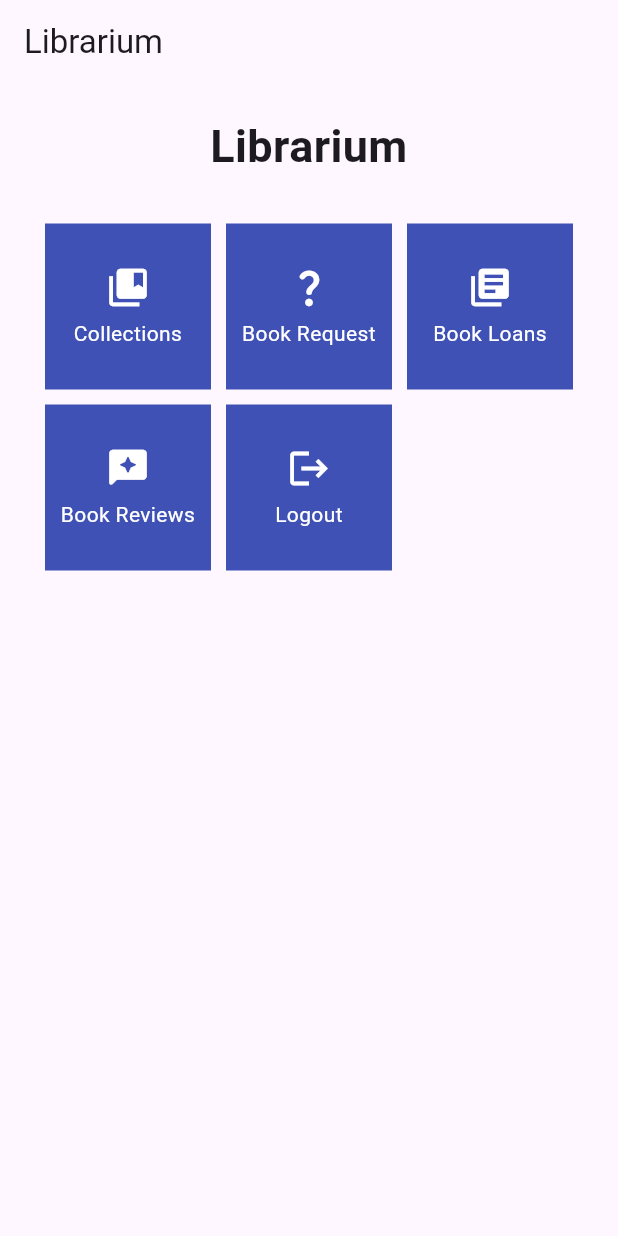
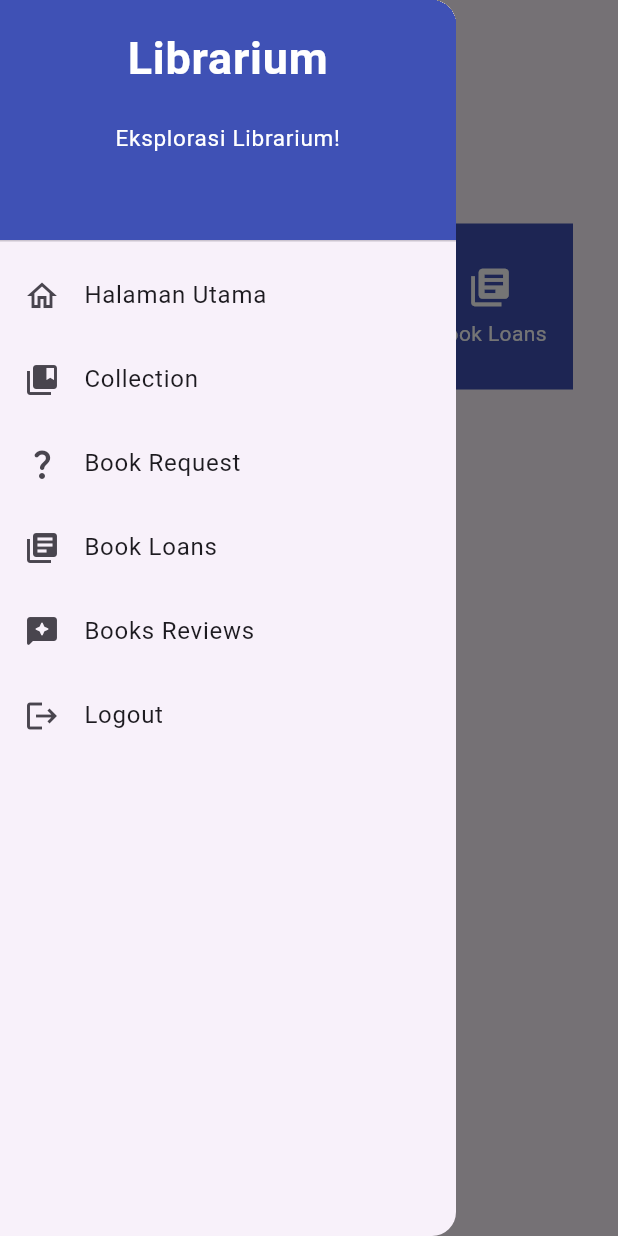
Before and after one commit to ConeGroup/librarium-mob, a Flutter app: the screen it shows after launch, with the side drawer open (before the commit the screen has no drawer), on a phone screen of 412 x 824 dp. Run offline on Flutter 3.47's test engine with Material 3 defaults, Android fonts, the phone set to English and light mode, and no system bars.

Commit message:
add left_drawer

```diff
--- a/lib/models/review_model.dart
+++ /dev/null
@@ -1 +0,0 @@
-e
--- a/lib/pages/menu.dart
+++ b/lib/pages/menu.dart
@@ -1,5 +1,6 @@
 import 'package:flutter/material.dart';
 import 'package:librarium_mob/pages/review_form.dart';
+import 'package:librarium_mob/widgets/left_drawer.dart';
 
 class MyHomePage extends StatelessWidget {
   MyHomePage({Key? key}) : super(key: key);
@@ -20,6 +21,7 @@ class MyHomePage extends StatelessWidget {
           'Librarium',
         ),
       ),
+      drawer: const LeftDrawer(),
       body: SingleChildScrollView(
         // Widget wrapper yang dapat discroll
         child: Padding(
@@ -89,23 +91,26 @@ class LibrariumCard extends StatelessWidget {
           // TODO: Navigate ke route yang sesuai (tergantung jenis tombol)
           // isi sesuai modul yang dikerjakan masing-masing
           if (item.name == "Collections") {
-            Navigator.push(context,
-            MaterialPageRoute(builder: (context) => const ReviewFormPage()));
+            Navigator.push(
+                context,
+                MaterialPageRoute(
+                    builder: (context) => const ReviewFormPage()));
           } else if (item.name == "Book Request") {
-            Navigator.push(context,
-            MaterialPageRoute(builder: (context) => const ReviewFormPage()));
-
+            Navigator.push(
+                context,
+                MaterialPageRoute(
+                    builder: (context) => const ReviewFormPage()));
           } else if (item.name == "Book Loans") {
-            Navigator.push(context,
-            MaterialPageRoute(builder: (context) => const ReviewFormPage()));
-
+            Navigator.push(
+                context,
+                MaterialPageRoute(
+                    builder: (context) => const ReviewFormPage()));
           } else if (item.name == "Book Reviews") {
-            Navigator.push(context,
-            MaterialPageRoute(builder: (context) => const ReviewFormPage()));
-          } else if (item.name == "Logout") {
-
-          }
-
+            Navigator.push(
+                context,
+                MaterialPageRoute(
+                    builder: (context) => const ReviewFormPage()));
+          } else if (item.name == "Logout") {}
         },
         child: Container(
           // Container untuk menyimpan Icon dan Text
--- /dev/null
+++ b/lib/widgets/left_drawer.dart
@@ -0,0 +1,95 @@
+import 'package:flutter/material.dart';
+import 'package:librarium_mob/pages/menu.dart';
+
+class LeftDrawer extends StatelessWidget {
+  const LeftDrawer({super.key});
+
+  @override
+  Widget build(BuildContext context) {
+    return Drawer(
+      child: ListView(
+        children: [
+          const DrawerHeader(
+            // Bagian drawer header
+            decoration: BoxDecoration(
+              color: Colors.indigo,
+            ),
+            child: Column(
+              children: [
+                Text(
+                  'Librarium',
+                  textAlign: TextAlign.center,
+                  style: TextStyle(
+                    fontSize: 30,
+                    fontWeight: FontWeight.bold,
+                    color: Colors.white,
+                  ),
+                ),
+                Padding(padding: EdgeInsets.all(10)),
+                Text(
+                  "Eksplorasi Librarium!",
+                  // Tambahkan gaya teks dengan center alignment, font ukuran 15, warna putih, dan weight biasa
+                  textAlign: TextAlign.center,
+                  style: TextStyle(
+                    fontSize: 15,
+                    color: Colors.white,
+                    fontWeight: FontWeight.normal,
+                  ),
+                ),
+              ],
+            ),
+          ),
+          // Bagian routing
+          ListTile(
+            leading: const Icon(Icons.home_outlined),
+            title: const Text('Halaman Utama'),
+            // Bagian redirection ke MyHomePage
+            onTap: () {
+              Navigator.pushReplacement(
+                  context,
+                  MaterialPageRoute(
+                    builder: (context) => MyHomePage(),
+                  ));
+            },
+          ),
+          // New menu items for Collection, Books Reviews, Book Loans, and Book Request
+          ListTile(
+            leading: const Icon(Icons.collections_bookmark),
+            title: const Text('Collection'),
+            onTap: () {
+              // Handle redirection to the Collection page
+            },
+          ),
+          ListTile(
+            leading: const Icon(Icons.question_mark_rounded),
+            title: const Text('Book Request'),
+            onTap: () {
+              // Handle redirection to the Book Request page
+            },
+          ),
+          ListTile(
+            leading: const Icon(Icons.library_books),
+            title: const Text('Book Loans'),
+            onTap: () {
+              // Handle redirection to the Book Loans page
+            },
+          ),
+          ListTile(
+            leading: const Icon(Icons.reviews_rounded),
+            title: const Text('Books Reviews'),
+            onTap: () {
+              // Handle redirection to the Books Reviews page
+            },
+          ),
+          ListTile(
+            leading: const Icon(Icons.logout),
+            title: const Text('Logout'),
+            onTap: () {
+              // Handle redirection to the Books Reviews page
+            },
+          ),
+        ],
+      ),
+    );
+  }
+}
```
Also changed, not shown: lib/models/loans_model.dart (added), lib/pages/loans_page.dart (added). Lines whose indentation alone changed are shown as unchanged.
